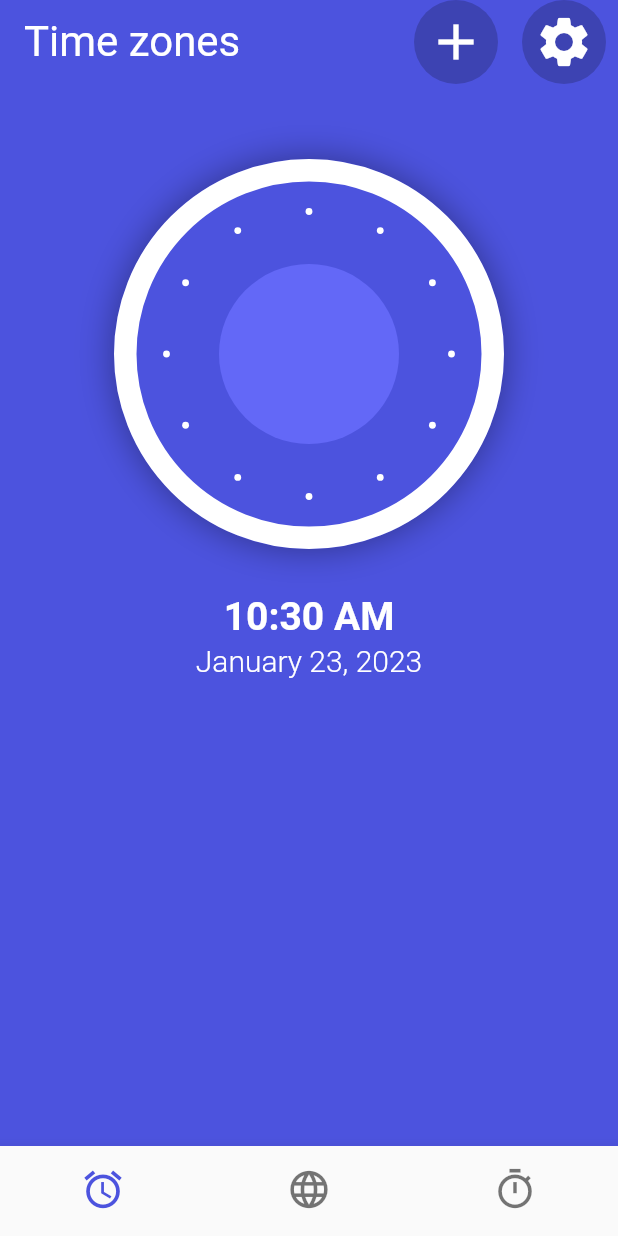
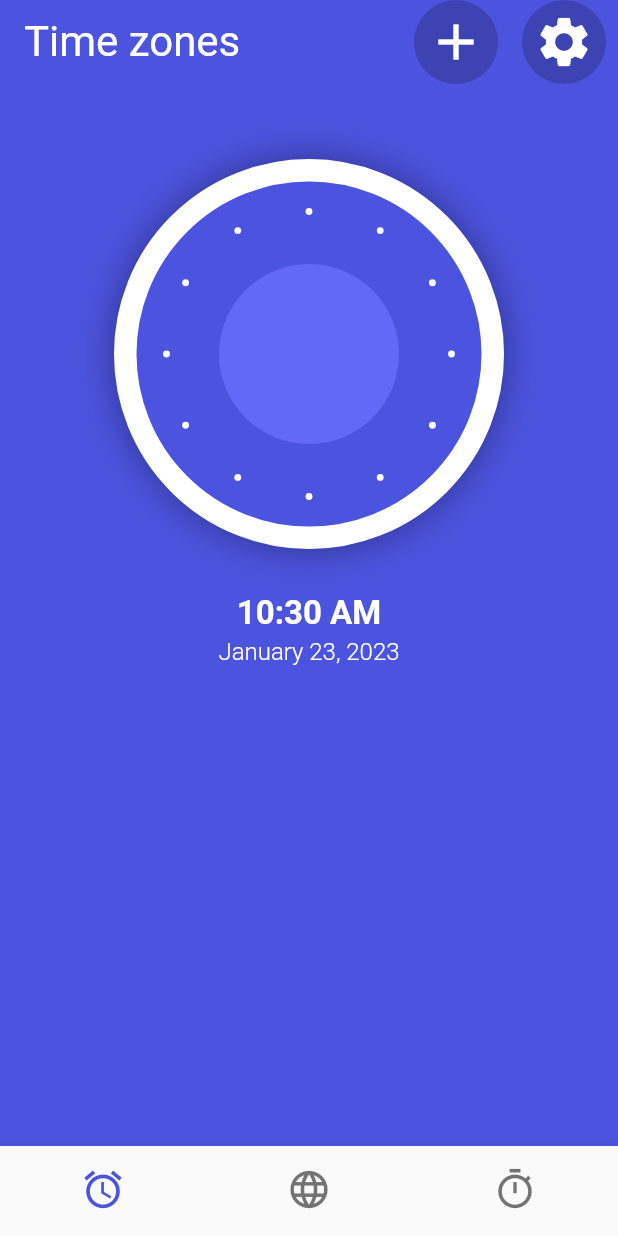
Before and after one commit to eomgerm/flutter_clock, a Flutter app: the screen it shows after launch, on a phone screen of 412 x 824 dp. Run offline on Flutter 3.47's test engine with Material 2 defaults, Android fonts, the phone set to English and light mode, and no system bars.

Commit message:
text size modifed

```diff
--- a/lib/widget/clock_text.dart
+++ b/lib/widget/clock_text.dart
@@ -41,7 +41,7 @@ class _ClockTextState extends State<ClockText> {
           timeText,
           style: const TextStyle(
             color: Colors.white,
-            fontSize: 26,
+            fontSize: 22,
             fontWeight: FontWeight.w700,
           ),
         ),
@@ -51,7 +51,7 @@ class _ClockTextState extends State<ClockText> {
         Text(
           dateText,
           style: const TextStyle(
-            fontSize: 20,
+            fontSize: 16,
             color: Colors.white,
             fontWeight: FontWeight.w300,
           ),
```
